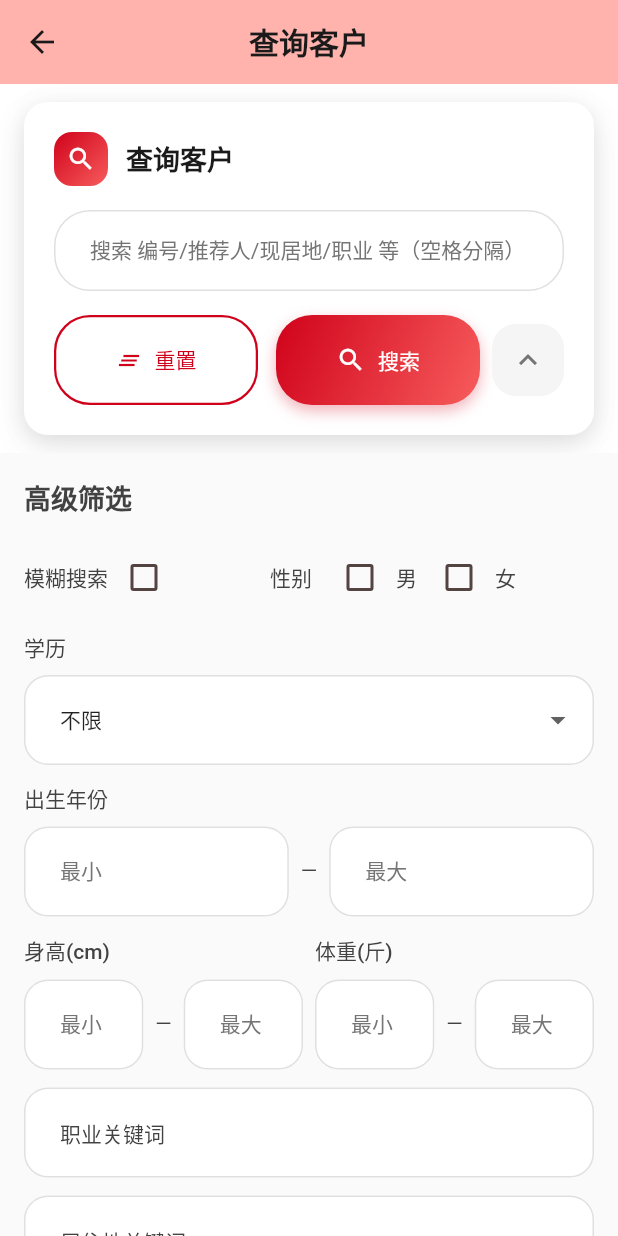
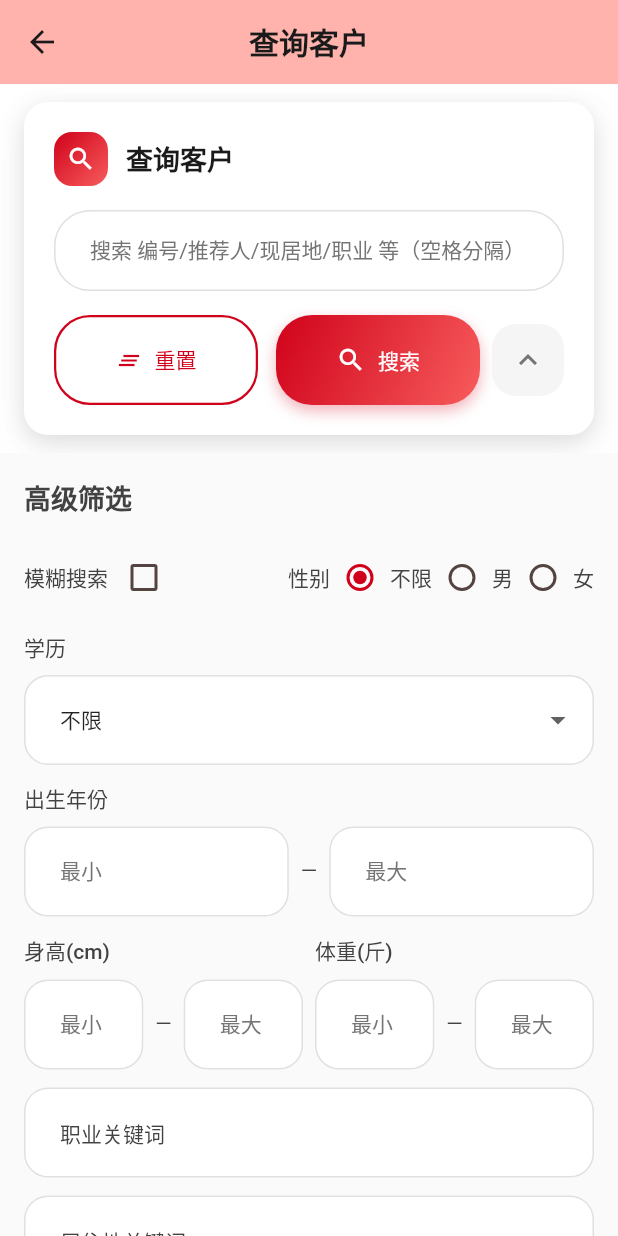
Before and after one commit to MiQieR/MatchBook, a Flutter app: the SearchPage screen opened directly with empty values, after a tap on the "expand more" icon, on a phone screen of 412 x 824 dp. Run offline on Flutter 3.47's test engine with Material 3 defaults, Android fonts, the phone set to English and light mode, and no system bars; our stand-ins replace drift, drift_flutter, file_picker; accounts and stored records are empty; generated files the repository leaves out were written again.

Commit message:
修改性别搜索UI

```diff
--- a/lib/pages/search_page.dart
+++ b/lib/pages/search_page.dart
@@ -25,7 +25,7 @@ class _SearchPageState extends State<SearchPage> {
   final _occupationController = TextEditingController();
   final _residenceController = TextEditingController();
 
-  final Set<Gender> _selectedGenders = {};
+  Gender? _selectedGender;
   Education? _selectedEducation;
   final Set<MaritalStatus> _selectedMaritalStatuses = {};
   List<Client> _searchResults = [];
@@ -58,7 +58,7 @@ class _SearchPageState extends State<SearchPage> {
       final results = await widget.database.searchClients(
         keyword: _keywordController.text.isNotEmpty ? _keywordController.text : null,
         useFuzzySearch: _useFuzzySearch,
-        genders: _selectedGenders.isNotEmpty ? _selectedGenders.toList() : null,
+        genders: _selectedGender != null ? [_selectedGender!] : null,
         minBirthYear: _minBirthYearController.text.isNotEmpty
             ? int.tryParse(_minBirthYearController.text) : null,
         maxBirthYear: _maxBirthYearController.text.isNotEmpty
@@ -106,7 +106,7 @@ class _SearchPageState extends State<SearchPage> {
       _maxWeightController.clear();
       _occupationController.clear();
       _residenceController.clear();
-      _selectedGenders.clear();
+      _selectedGender = null;
       _selectedEducation = null;
       _selectedMaritalStatuses.clear();
       _searchResults.clear();
@@ -318,7 +318,7 @@ class _SearchPageState extends State<SearchPage> {
                         const Text('高级筛选', style: TextStyle(fontSize: 18, fontWeight: FontWeight.bold)),
                         const SizedBox(height: 16),
                         // 模糊搜索和性别
-                        _buildGenderAndFuzzySearchFilter(),
+                        _buildGenderAndFuzzySearchFilter(isPortrait),
                         const SizedBox(height: 12),
                         // 学历和出生年份 - 根据横竖屏调整布局
                         if (isPortrait) ...[
@@ -480,7 +480,7 @@ class _SearchPageState extends State<SearchPage> {
     );
   }
 
-  Widget _buildGenderAndFuzzySearchFilter() {
+  Widget _buildGenderAndFuzzySearchFilter(bool isPortrait) {
     return Column(
       crossAxisAlignment: CrossAxisAlignment.start,
       children: [
@@ -496,31 +496,115 @@ class _SearchPageState extends State<SearchPage> {
                 });
               },
             ),
-            const SizedBox(width: 60),
-            // 性别选项
+            if (isPortrait) const Spacer(),
+            if (isPortrait) ...[
+              // 竖屏：性别选项紧凑靠右
               const Text('性别', style: TextStyle(fontWeight: FontWeight.w500)),
-            const SizedBox(width: 8),
-            ...Gender.values.map((gender) {
-              return Row(
+              InkWell(
+                onTap: () {
+                  setState(() {
+                    _selectedGender = null;
+                  });
+                },
+                child: Row(
                   mainAxisSize: MainAxisSize.min,
                   children: [
-                  Checkbox(
-                    value: _selectedGenders.contains(gender),
-                    onChanged: (bool? value) {
+                    Radio<Gender?>(
+                      value: null,
+                      groupValue: _selectedGender,
+                      onChanged: (value) {
                         setState(() {
-                        if (value == true) {
-                          _selectedGenders.add(gender);
-                        } else {
-                          _selectedGenders.remove(gender);
-                        }
+                          _selectedGender = value;
                         });
                       },
+                      visualDensity: VisualDensity.compact,
+                    ),
+                    const Text('不限'),
+                  ],
+                ),
+              ),
+              ...Gender.values.map((gender) {
+                return InkWell(
+                  onTap: () {
+                    setState(() {
+                      _selectedGender = gender;
+                    });
+                  },
+                  child: Row(
+                    mainAxisSize: MainAxisSize.min,
+                    children: [
+                      Radio<Gender?>(
+                        value: gender,
+                        groupValue: _selectedGender,
+                        onChanged: (value) {
+                          setState(() {
+                            _selectedGender = value;
+                          });
+                        },
+                        visualDensity: VisualDensity.compact,
                       ),
                       Text(gender.label),
-                  const SizedBox(width: 4),
                     ],
+                  ),
                 );
               }),
+            ],
+            if (!isPortrait) ...[
+              // 横屏：性别选项与模糊搜索在同一行，性别选项左侧贴中线
+              Expanded(
+                flex: 1,
+                child: Container(), // 占据左侧50%的空间
+              ),
+              const Text('性别', style: TextStyle(fontWeight: FontWeight.w500)),
+              InkWell(
+                onTap: () {
+                  setState(() {
+                    _selectedGender = null;
+                  });
+                },
+                child: Row(
+                  mainAxisSize: MainAxisSize.min,
+                  children: [
+                    Radio<Gender?>(
+                      value: null,
+                      groupValue: _selectedGender,
+                      onChanged: (value) {
+                        setState(() {
+                          _selectedGender = value;
+                        });
+                      },
+                      visualDensity: VisualDensity.compact,
+                    ),
+                    const Text('不限'),
+                  ],
+                ),
+              ),
+              ...Gender.values.map((gender) {
+                return InkWell(
+                  onTap: () {
+                    setState(() {
+                      _selectedGender = gender;
+                    });
+                  },
+                  child: Row(
+                    mainAxisSize: MainAxisSize.min,
+                    children: [
+                      Radio<Gender?>(
+                        value: gender,
+                        groupValue: _selectedGender,
+                        onChanged: (value) {
+                          setState(() {
+                            _selectedGender = value;
+                          });
+                        },
+                        visualDensity: VisualDensity.compact,
+                      ),
+                      Text(gender.label),
+                    ],
+                  ),
+                );
+              }),
+            ],
           ],
         ),
       ],
```
Lines whose indentation alone changed are shown as unchanged.
